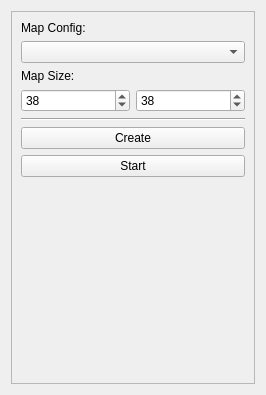
Before: the Qt Designer form ui/simulation_controller.ui in kpdudek/EvolutionSimulator, drawn with Qt 5.
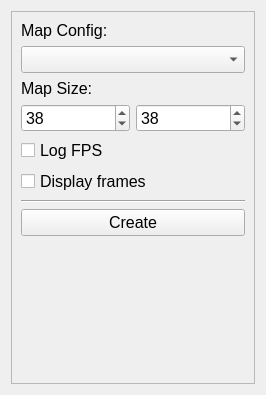
After: the same form once the commit is applied.

Commit message: Simulation controller improvements.

Patch:
```diff
--- a/ui/simulation_controller.ui
+++ b/ui/simulation_controller.ui
@@ -23,14 +23,26 @@
       <enum>QFrame::Raised</enum>
      </property>
      <layout class="QGridLayout" name="gridLayout_2">
-      <item row="5" column="0" colspan="2">
+      <item row="6" column="0" colspan="2">
+       <widget class="QCheckBox" name="display_frames_checkbox">
+        <property name="font">
+         <font>
+          <pointsize>12</pointsize>
+         </font>
+        </property>
+        <property name="text">
+         <string>Display frames</string>
+        </property>
+       </widget>
+      </item>
+      <item row="7" column="0" colspan="2">
        <widget class="Line" name="line">
         <property name="orientation">
          <enum>Qt::Horizontal</enum>
         </property>
        </widget>
       </item>
-      <item row="8" column="0" colspan="2">
+      <item row="9" column="0" colspan="2">
        <spacer name="verticalSpacer">
         <property name="orientation">
          <enum>Qt::Vertical</enum>
@@ -45,30 +57,44 @@
       </item>
       <item row="3" column="0" colspan="2">
        <widget class="QLabel" name="label_2">
+        <property name="font">
+         <font>
+          <pointsize>12</pointsize>
+         </font>
+        </property>
         <property name="text">
          <string>Map Size:</string>
         </property>
        </widget>
       </item>
       <item row="1" column="0" colspan="2">
-       <widget class="QComboBox" name="map_config_combobox"/>
+       <widget class="QComboBox" name="map_config_combobox">
+        <property name="font">
+         <font>
+          <pointsize>12</pointsize>
+         </font>
+        </property>
+       </widget>
       </item>
       <item row="0" column="0" colspan="2">
        <widget class="QLabel" name="label">
+        <property name="font">
+         <font>
+          <pointsize>12</pointsize>
+         </font>
+        </property>
         <property name="text">
          <string>Map Config:</string>
         </property>
        </widget>
       </item>
-      <item row="7" column="0" colspan="2">
-       <widget class="QPushButton" name="start_button">
-        <property name="text">
-         <string>Start</string>
-        </property>
-       </widget>
-      </item>
-      <item row="6" column="0" colspan="2">
+      <item row="8" column="0" colspan="2">
        <widget class="QPushButton" name="create_button">
+        <property name="font">
+         <font>
+          <pointsize>12</pointsize>
+         </font>
+        </property>
         <property name="text">
          <string>Create</string>
         </property>
@@ -76,6 +102,11 @@
       </item>
       <item row="4" column="0">
        <widget class="QSpinBox" name="x_map_size_spinbox">
+        <property name="font">
+         <font>
+          <pointsize>12</pointsize>
+         </font>
+        </property>
         <property name="maximum">
          <number>150</number>
         </property>
@@ -86,6 +117,11 @@
       </item>
       <item row="4" column="1">
        <widget class="QSpinBox" name="y_map_size_spinbox">
+        <property name="font">
+         <font>
+          <pointsize>12</pointsize>
+         </font>
+        </property>
         <property name="maximum">
          <number>80</number>
         </property>
@@ -94,6 +130,18 @@
         </property>
        </widget>
       </item>
+      <item row="5" column="0" colspan="2">
+       <widget class="QCheckBox" name="log_fps_checkbox">
+        <property name="font">
+         <font>
+          <pointsize>12</pointsize>
+         </font>
+        </property>
+        <property name="text">
+         <string>Log FPS</string>
+        </property>
+       </widget>
+      </item>
      </layout>
     </widget>
    </item>
```
The commit also changes 4 other files.
